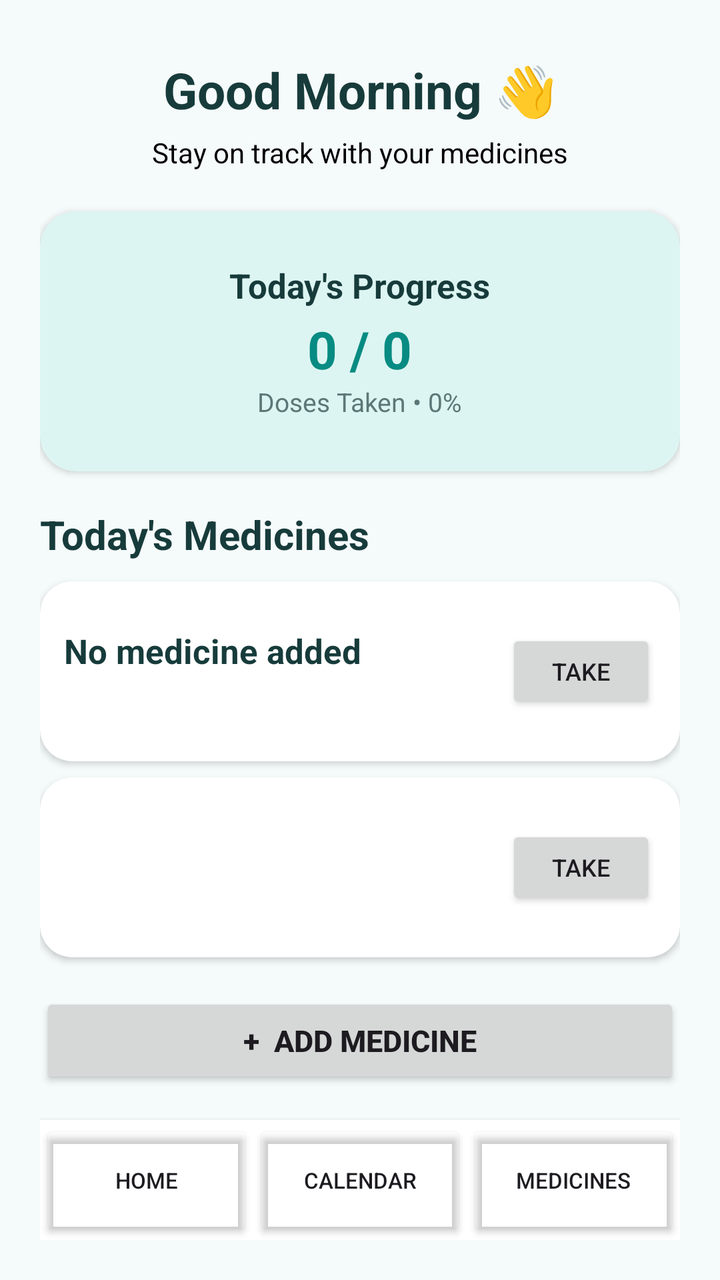
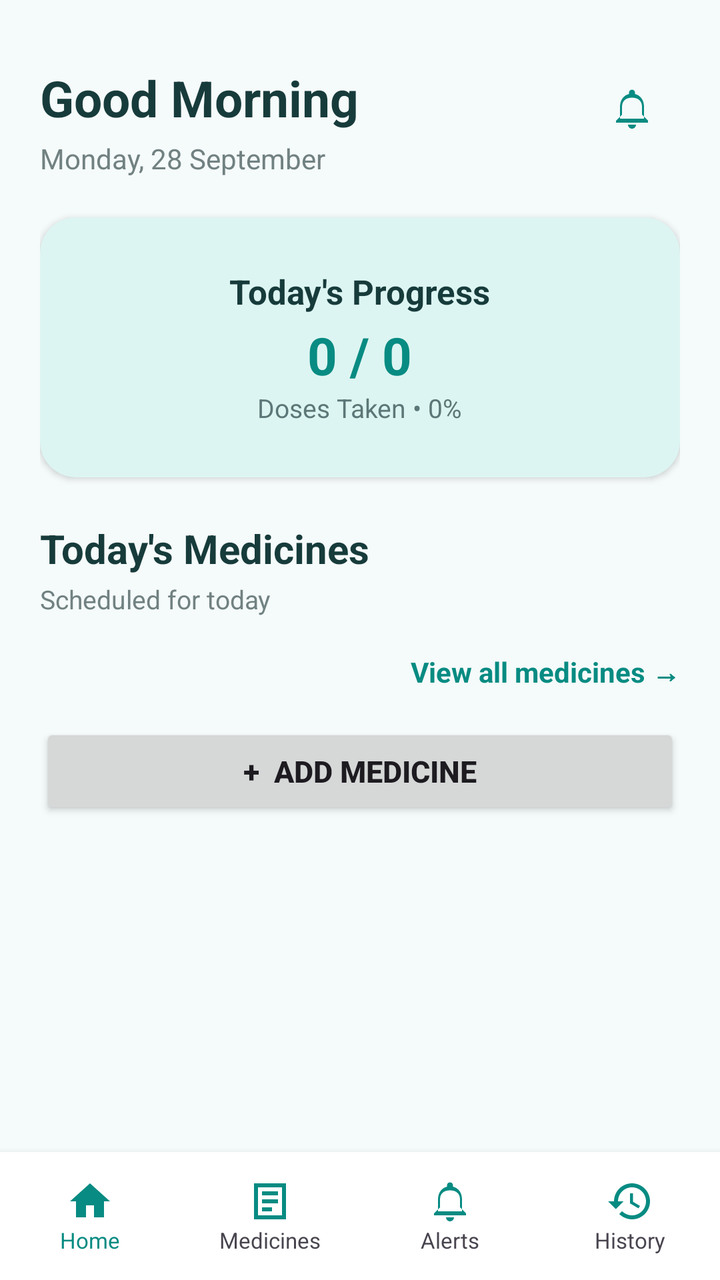

The first picture is an Android layout as it rendered before a commit; the second is the same layout after the commit. The layout source and the unified diff follow.
<!-- AndroidManifest.xml: application theme Theme.MediCare -->
<!-- res/layout/activity_home.xml -->
<?xml version="1.0" encoding="utf-8"?>
<androidx.constraintlayout.widget.ConstraintLayout
    xmlns:android="http://schemas.android.com/apk/res/android"
    xmlns:app="http://schemas.android.com/apk/res-auto"
    android:layout_width="match_parent"
    android:layout_height="match_parent"
    android:background="#F5FAFA"
    android:padding="20dp">

    <TextView
        android:id="@+id/tvGreeting"
        android:layout_width="wrap_content"
        android:layout_height="wrap_content"
        android:layout_marginTop="8dp"
        android:text="Good Morning 👋"
        android:textColor="#173B3B"
        android:textSize="25sp"
        android:textStyle="bold"
        app:layout_constraintEnd_toEndOf="parent"
        app:layout_constraintStart_toStartOf="parent"
        app:layout_constraintTop_toTopOf="parent" />

    <TextView
        android:id="@+id/tvSubtitle"
        android:layout_width="wrap_content"
        android:layout_height="wrap_content"
        android:layout_marginTop="5dp"
        android:text="Stay on track with your medicines"
        android:textColor="#000000"
        android:textSize="14sp"
        app:layout_constraintEnd_toEndOf="parent"
        app:layout_constraintStart_toStartOf="parent"
        app:layout_constraintTop_toBottomOf="@id/tvGreeting" />

    <androidx.cardview.widget.CardView
        android:id="@+id/cardProgress"
        android:layout_width="0dp"
        android:layout_height="130dp"
        android:layout_marginTop="20dp"
        app:cardBackgroundColor="#DDF5F2"
        app:cardCornerRadius="18dp"
        app:cardElevation="2dp"
        app:layout_constraintEnd_toEndOf="parent"
        app:layout_constraintStart_toStartOf="parent"
        app:layout_constraintTop_toBottomOf="@id/tvSubtitle">

        <LinearLayout
            android:layout_width="match_parent"
            android:layout_height="match_parent"
            android:gravity="center"
            android:orientation="vertical"
            android:padding="10dp">

            <TextView
                android:layout_width="wrap_content"
                android:layout_height="wrap_content"
                android:text="Today's Progress"
                android:textColor="#173B3B"
                android:textSize="17sp"
                android:textStyle="bold" />

            <TextView
                android:id="@+id/tvProgress"
                android:layout_width="wrap_content"
                android:layout_height="wrap_content"
                android:layout_marginTop="3dp"
                android:text="0 / 0"
                android:textColor="#078B82"
                android:textSize="26sp"
                android:textStyle="bold" />

            <TextView
                android:id="@+id/tvProgressPercent"
                android:layout_width="wrap_content"
                android:layout_height="wrap_content"
                android:text="Doses Taken • 0%"
                android:textColor="#5C7777"
                android:textSize="13sp" />

        </LinearLayout>

    </androidx.cardview.widget.CardView>

    <TextView
        android:id="@+id/tvMedicinesTitle"
        android:layout_width="wrap_content"
        android:layout_height="wrap_content"
        android:layout_marginTop="18dp"
        android:text="Today's Medicines"
        android:textColor="#173B3B"
        android:textSize="20sp"
        android:textStyle="bold"
        app:layout_constraintStart_toStartOf="parent"
        app:layout_constraintTop_toBottomOf="@id/cardProgress" />

    <androidx.cardview.widget.CardView
        android:id="@+id/cardMedicine1"
        android:layout_width="0dp"
        android:layout_height="90dp"
        android:layout_marginTop="10dp"
        app:cardCornerRadius="16dp"
        app:cardElevation="2dp"
        app:layout_constraintEnd_toEndOf="parent"
        app:layout_constraintStart_toStartOf="parent"
        app:layout_constraintTop_toBottomOf="@id/tvMedicinesTitle">

        <LinearLayout
            android:layout_width="match_parent"
            android:layout_height="match_parent"
            android:gravity="center_vertical"
            android:orientation="horizontal"
            android:padding="12dp">

            <LinearLayout
                android:layout_width="0dp"
                android:layout_height="wrap_content"
                android:layout_weight="1"
                android:orientation="vertical">

                <TextView
                    android:id="@+id/tvMedicine1Name"
                    android:layout_width="wrap_content"
                    android:layout_height="wrap_content"
                    android:text="No medicine added"
                    android:textColor="#173B3B"
                    android:textSize="17sp"
                    android:textStyle="bold" />

                <TextView
                    android:id="@+id/tvMedicine1Details"
                    android:layout_width="wrap_content"
                    android:layout_height="wrap_content"
                    android:layout_marginTop="3dp"
                    android:text=""
                    android:textColor="#718181"
                    android:textSize="13sp" />

            </LinearLayout>

            <Button
                android:id="@+id/btnTake1"
                android:layout_width="75dp"
                android:layout_height="42dp"
                android:text="Take"
                android:textSize="12sp" />

        </LinearLayout>

    </androidx.cardview.widget.CardView>

    <androidx.cardview.widget.CardView
        android:id="@+id/cardMedicine2"
        android:layout_width="0dp"
        android:layout_height="90dp"
        android:layout_marginTop="8dp"
        app:cardCornerRadius="16dp"
        app:cardElevation="2dp"
        app:layout_constraintEnd_toEndOf="parent"
        app:layout_constraintStart_toStartOf="parent"
        app:layout_constraintTop_toBottomOf="@id/cardMedicine1">

        <LinearLayout
            android:layout_width="match_parent"
            android:layout_height="match_parent"
            android:gravity="center_vertical"
            android:orientation="horizontal"
            android:padding="12dp">

            <LinearLayout
                android:layout_width="0dp"
                android:layout_height="wrap_content"
                android:layout_weight="1"
                android:orientation="vertical">

                <TextView
                    android:id="@+id/tvMedicine2Name"
                    android:layout_width="wrap_content"
                    android:layout_height="wrap_content"
                    android:text=""
                    android:textColor="#173B3B"
                    android:textSize="17sp"
                    android:textStyle="bold" />

                <TextView
                    android:id="@+id/tvMedicine2Details"
                    android:layout_width="wrap_content"
                    android:layout_height="wrap_content"
                    android:layout_marginTop="3dp"
                    android:text=""
                    android:textColor="#718181"
                    android:textSize="13sp" />

            </LinearLayout>

            <Button
                android:id="@+id/btnTake2"
                android:layout_width="75dp"
                android:layout_height="42dp"
                android:text="Take"
                android:textSize="12sp" />

        </LinearLayout>

    </androidx.cardview.widget.CardView>

    <Button
        android:id="@+id/btnAddMedicine"
        android:layout_width="0dp"
        android:layout_height="48dp"
        android:layout_marginTop="12dp"
        android:layout_marginBottom="10dp"
        android:text="+  Add Medicine"
        android:textSize="15sp"
        android:textStyle="bold"
        app:layout_constraintBottom_toTopOf="@id/bottomNavigation"
        app:layout_constraintEnd_toEndOf="parent"
        app:layout_constraintStart_toStartOf="parent"
        app:layout_constraintTop_toBottomOf="@id/cardMedicine2" />

    <LinearLayout
        android:id="@+id/bottomNavigation"
        android:layout_width="0dp"
        android:layout_height="60dp"
        android:background="#FFFFFF"
        android:elevation="4dp"
        android:gravity="center"
        android:orientation="horizontal"
        app:layout_constraintBottom_toBottomOf="parent"
        app:layout_constraintEnd_toEndOf="parent"
        app:layout_constraintStart_toStartOf="parent">

        <Button
            android:id="@+id/btnHome"
            android:layout_width="0dp"
            android:layout_height="match_parent"
            android:layout_weight="1"
            android:backgroundTint="@android:color/transparent"
            android:text="Home"
            android:textSize="11sp" />

        <Button
            android:id="@+id/btnCalendar"
            android:layout_width="0dp"
            android:layout_height="match_parent"
            android:layout_weight="1"
            android:backgroundTint="@android:color/transparent"
            android:text="Calendar"
            android:textSize="11sp" />

        <Button
            android:id="@+id/btnMedicines"
            android:layout_width="0dp"
            android:layout_height="match_parent"
            android:layout_weight="1"
            android:backgroundTint="@android:color/transparent"
            android:text="Medicines"
            android:textSize="11sp" />

        <Button
            android:id="@+id/btnProfile"
            android:layout_width="0dp"
            android:layout_height="match_parent"
            android:backgroundTint="@android:color/transparent"
            android:text="Profile"
            android:textSize="11sp" />

    </LinearLayout>

</androidx.constraintlayout.widget.ConstraintLayout>
<!-- resources referenced by this layout -->
<resources>
  <style name="Theme.MediCare" parent="Base.Theme.MediCare" />
  <style name="Base.Theme.MediCare" parent="Theme.Material3.DayNight.NoActionBar">
          
          
      </style>
</resources>

<!-- the commit's change to res/layout/activity_home.xml (unified diff, before → after) -->
@@ -4,265 +4,298 @@
     xmlns:app="http://schemas.android.com/apk/res-auto"
     android:layout_width="match_parent"
     android:layout_height="match_parent"
-    android:background="#F5FAFA"
-    android:padding="20dp">
-
-    <TextView
-        android:id="@+id/tvGreeting"
-        android:layout_width="wrap_content"
-        android:layout_height="wrap_content"
-        android:layout_marginTop="8dp"
-        android:text="Good Morning 👋"
-        android:textColor="#173B3B"
-        android:textSize="25sp"
-        android:textStyle="bold"
-        app:layout_constraintEnd_toEndOf="parent"
+    android:background="#F5FAFA">
+
+    <ScrollView
+        android:layout_width="0dp"
+        android:layout_height="0dp"
+        android:fillViewport="true"
+        app:layout_constraintTop_toTopOf="parent"
+        app:layout_constraintBottom_toTopOf="@id/bottomNavigation"
         app:layout_constraintStart_toStartOf="parent"
-        app:layout_constraintTop_toTopOf="parent" />
-
-    <TextView
-        android:id="@+id/tvSubtitle"
-        android:layout_width="wrap_content"
-        android:layout_height="wrap_content"
-        android:layout_marginTop="5dp"
-        android:text="Stay on track with your medicines"
-        android:textColor="#000000"
-        android:textSize="14sp"
-        app:layout_constraintEnd_toEndOf="parent"
-        app:layout_constraintStart_toStartOf="parent"
-        app:layout_constraintTop_toBottomOf="@id/tvGreeting" />
-
-    <androidx.cardview.widget.CardView
-        android:id="@+id/cardProgress"
-        android:layout_width="0dp"
-        android:layout_height="130dp"
-        android:layout_marginTop="20dp"
-        app:cardBackgroundColor="#DDF5F2"
-        app:cardCornerRadius="18dp"
-        app:cardElevation="2dp"
-        app:layout_constraintEnd_toEndOf="parent"
-        app:layout_constraintStart_toStartOf="parent"
-        app:layout_constraintTop_toBottomOf="@id/tvSubtitle">
+        app:layout_constraintEnd_toEndOf="parent">
 
         <LinearLayout
             android:layout_width="match_parent"
-            android:layout_height="match_parent"
-            android:gravity="center"
+            android:layout_height="wrap_content"
             android:orientation="vertical"
-            android:padding="10dp">
-
-            <TextView
-                android:layout_width="wrap_content"
-                android:layout_height="wrap_content"
-                android:text="Today's Progress"
+            android:padding="20dp">
+
+            <LinearLayout
+                android:layout_width="match_parent"
+                android:layout_height="wrap_content"
+                android:gravity="center_vertical"
+                android:orientation="horizontal">
+
+                <LinearLayout
+                    android:layout_width="0dp"
+                    android:layout_height="wrap_content"
+                    android:layout_weight="1"
+                    android:orientation="vertical">
+
+                    <TextView
+                        android:id="@+id/tvGreeting"
+                        android:layout_width="wrap_content"
+                        android:layout_height="wrap_content"
+                        android:text="Good Morning"
+                        android:textColor="#173B3B"
+                        android:textSize="25sp"
+                        android:textStyle="bold"
+                        android:layout_marginTop="12dp"/>
+
+                    <TextView
+                        android:id="@+id/tvDate"
+                        android:layout_width="wrap_content"
+                        android:layout_height="wrap_content"
+                        android:layout_marginTop="4dp"
+                        android:text="Monday, 28 September"
+                        android:textColor="#718181"
+                        android:textSize="14sp" />
+
+                </LinearLayout>
+
+                <ImageButton
+                    android:id="@+id/btnNotifications"
+                    android:layout_width="48dp"
+                    android:layout_height="48dp"
+                    android:background="?attr/selectableItemBackgroundBorderless"
+                    android:contentDescription="Notifications"
+                    android:padding="12dp"
+                    android:src="@drawable/ic_notifications" />
+
+            </LinearLayout>
+
+            <androidx.cardview.widget.CardView
+                android:id="@+id/cardProgress"
+                android:layout_width="match_parent"
+                android:layout_height="130dp"
+                android:layout_marginTop="20dp"
+                app:cardBackgroundColor="#DDF5F2"
+                app:cardCornerRadius="18dp"
+                app:cardElevation="2dp">
+
+                <LinearLayout
+                    android:layout_width="match_parent"
+                    android:layout_height="match_parent"
+                    android:gravity="center"
+                    android:orientation="vertical"
+                    android:padding="10dp">
+
+                    <TextView
+                        android:layout_width="wrap_content"
+                        android:layout_height="wrap_content"
+                        android:text="Today's Progress"
+                        android:textColor="#173B3B"
+                        android:textSize="17sp"
+                        android:textStyle="bold" />
+
+                    <TextView
+                        android:id="@+id/tvProgress"
+                        android:layout_width="wrap_content"
+                        android:layout_height="wrap_content"
+                        android:layout_marginTop="3dp"
+                        android:text="0 / 0"
+                        android:textColor="#078B82"
+                        android:textSize="26sp"
+                        android:textStyle="bold" />
+
+                    <TextView
+                        android:id="@+id/tvProgressPercent"
+                        android:layout_width="wrap_content"
+                        android:layout_height="wrap_content"
+                        android:text="Doses Taken • 0%"
+                        android:textColor="#5C7777"
+                        android:textSize="13sp" />
+
+                </LinearLayout>
+
+            </androidx.cardview.widget.CardView>
+
+            <TextView
+                android:id="@+id/tvMedicinesTitle"
+                android:layout_width="wrap_content"
+                android:layout_height="wrap_content"
+                android:layout_marginTop="22dp"
+                android:text="Today's Medicines"
                 android:textColor="#173B3B"
-                android:textSize="17sp"
+                android:textSize="20sp"
                 android:textStyle="bold" />
 
             <TextView
-                android:id="@+id/tvProgress"
+                android:id="@+id/tvMedicineDate"
                 android:layout_width="wrap_content"
                 android:layout_height="wrap_content"
                 android:layout_marginTop="3dp"
-                android:text="0 / 0"
-                android:textColor="#078B82"
-                android:textSize="26sp"
-                android:textStyle="bold" />
-
-            <TextView
-                android:id="@+id/tvProgressPercent"
-                android:layout_width="wrap_content"
-                android:layout_height="wrap_content"
-                android:text="Doses Taken • 0%"
-                android:textColor="#5C7777"
+                android:text="Scheduled for today"
+                android:textColor="#718181"
                 android:textSize="13sp" />
 
-        </LinearLayout>
-
-    </androidx.cardview.widget.CardView>
-
-    <TextView
-        android:id="@+id/tvMedicinesTitle"
-        android:layout_width="wrap_content"
-        android:layout_height="wrap_content"
-        android:layout_marginTop="18dp"
-        android:text="Today's Medicines"
-        android:textColor="#173B3B"
-        android:textSize="20sp"
-        android:textStyle="bold"
-        app:layout_constraintStart_toStartOf="parent"
-        app:layout_constraintTop_toBottomOf="@id/cardProgress" />
-
-    <androidx.cardview.widget.CardView
-        android:id="@+id/cardMedicine1"
-        android:layout_width="0dp"
-        android:layout_height="90dp"
-        android:layout_marginTop="10dp"
-        app:cardCornerRadius="16dp"
-        app:cardElevation="2dp"
-        app:layout_constraintEnd_toEndOf="parent"
-        app:layout_constraintStart_toStartOf="parent"
-        app:layout_constraintTop_toBottomOf="@id/tvMedicinesTitle">
-
-        <LinearLayout
-            android:layout_width="match_parent"
-            android:layout_height="match_parent"
-            android:gravity="center_vertical"
-            android:orientation="horizontal"
-            android:padding="12dp">
+            <androidx.recyclerview.widget.RecyclerView
+                android:id="@+id/rvTodayMedicines"
+                android:layout_width="match_parent"
+                android:layout_height="wrap_content"
+                android:layout_marginTop="10dp"
+                android:nestedScrollingEnabled="false" />
 
             <LinearLayout
-                android:layout_width="0dp"
-                android:layout_height="wrap_content"
-                android:layout_weight="1"
-                android:orientation="vertical">
+                android:id="@+id/emptyMedicineState"
+                android:layout_width="match_parent"
+                android:layout_height="180dp"
+                android:layout_marginTop="10dp"
+                android:gravity="center"
+                android:orientation="vertical"
+                android:visibility="gone">
+
+                <ImageView
+                    android:layout_width="48dp"
+                    android:layout_height="48dp"
+                    android:contentDescription="No medicines"
+                    android:src="@drawable/ic_medicine" />
 
                 <TextView
-                    android:id="@+id/tvMedicine1Name"
                     android:layout_width="wrap_content"
                     android:layout_height="wrap_content"
-                    android:text="No medicine added"
+                    android:layout_marginTop="10dp"
+                    android:text="No medicines scheduled"
                     android:textColor="#173B3B"
                     android:textSize="17sp"
                     android:textStyle="bold" />
 
                 <TextView
-                    android:id="@+id/tvMedicine1Details"
                     android:layout_width="wrap_content"
                     android:layout_height="wrap_content"
-                    android:layout_marginTop="3dp"
-                    android:text=""
+                    android:layout_marginTop="4dp"
+                    android:text="You're all set for today!"
                     android:textColor="#718181"
                     android:textSize="13sp" />
 
             </LinearLayout>
 
+            <TextView
+                android:id="@+id/tvViewAllMedicines"
+                android:layout_width="wrap_content"
+                android:layout_height="wrap_content"
+                android:layout_gravity="end"
+                android:layout_marginTop="8dp"
+                android:text="View all medicines →"
+                android:textColor="#078B82"
+                android:textSize="14sp"
+                android:textStyle="bold" />
+
             <Button
-                android:id="@+id/btnTake1"
-                android:layout_width="75dp"
-                android:layout_height="42dp"
-                android:text="Take"
-                android:textSize="12sp" />
-
-        </LinearLayout>
-
-    </androidx.cardview.widget.CardView>
-
-    <androidx.cardview.widget.CardView
-        android:id="@+id/cardMedicine2"
-        android:layout_width="0dp"
-        android:layout_height="90dp"
-        android:layout_marginTop="8dp"
-        app:cardCornerRadius="16dp"
-        app:cardElevation="2dp"
-        app:layout_constraintEnd_toEndOf="parent"
-        app:layout_constraintStart_toStartOf="parent"
-        app:layout_constraintTop_toBottomOf="@id/cardMedicine1">
-
-        <LinearLayout
-            android:layout_width="match_parent"
-            android:layout_height="match_parent"
-            android:gravity="center_vertical"
-            android:orientation="horizontal"
-            android:padding="12dp">
-
-            <LinearLayout
-                android:layout_width="0dp"
-                android:layout_height="wrap_content"
-                android:layout_weight="1"
-                android:orientation="vertical">
-
-                <TextView
-                    android:id="@+id/tvMedicine2Name"
-                    android:layout_width="wrap_content"
-                    android:layout_height="wrap_content"
-                    android:text=""
-                    android:textColor="#173B3B"
-                    android:textSize="17sp"
-                    android:textStyle="bold" />
-
-                <TextView
-                    android:id="@+id/tvMedicine2Details"
-                    android:layout_width="wrap_content"
-                    android:layout_height="wrap_content"
-                    android:layout_marginTop="3dp"
-                    android:text=""
-                    android:textColor="#718181"
-                    android:textSize="13sp" />
-
-            </LinearLayout>
-
-            <Button
-                android:id="@+id/btnTake2"
-                android:layout_width="75dp"
-                android:layout_height="42dp"
-                android:text="Take"
-                android:textSize="12sp" />
-
-        </LinearLayout>
-
-    </androidx.cardview.widget.CardView>
-
-    <Button
-        android:id="@+id/btnAddMedicine"
-        android:layout_width="0dp"
-        android:layout_height="48dp"
-        android:layout_marginTop="12dp"
-        android:layout_marginBottom="10dp"
-        android:text="+  Add Medicine"
-        android:textSize="15sp"
-        android:textStyle="bold"
-        app:layout_constraintBottom_toTopOf="@id/bottomNavigation"
-        app:layout_constraintEnd_toEndOf="parent"
-        app:layout_constraintStart_toStartOf="parent"
-        app:layout_constraintTop_toBottomOf="@id/cardMedicine2" />
+                android:id="@+id/btnAddMedicine"
+                android:layout_width="match_parent"
+                android:layout_height="48dp"
+                android:layout_marginTop="16dp"
+                android:layout_marginBottom="10dp"
+                android:text="+  Add Medicine"
+                android:textSize="15sp"
+                android:textStyle="bold" />
+
+        </LinearLayout>
+
+    </ScrollView>
 
     <LinearLayout
         android:id="@+id/bottomNavigation"
         android:layout_width="0dp"
-        android:layout_height="60dp"
+        android:layout_height="64dp"
         android:background="#FFFFFF"
-        android:elevation="4dp"
+        android:elevation="6dp"
         android:gravity="center"
         android:orientation="horizontal"
         app:layout_constraintBottom_toBottomOf="parent"
         app:layout_constraintEnd_toEndOf="parent"
         app:layout_constraintStart_toStartOf="parent">
 
-        <Button
-            android:id="@+id/btnHome"
+        <LinearLayout
+            android:id="@+id/navHome"
             android:layout_width="0dp"
             android:layout_height="match_parent"
             android:layout_weight="1"
-            android:backgroundTint="@android:color/transparent"
-            android:text="Home"
-            android:textSize="11sp" />
-
-        <Button
-            android:id="@+id/btnCalendar"
+            android:gravity="center"
+            android:orientation="vertical">
+
+            <ImageView
+                android:layout_width="24dp"
+                android:layout_height="24dp"
+                android:contentDescription="Home"
+                android:src="@drawable/ic_home" />
+
+            <TextView
+                android:layout_width="wrap_content"
+                android:layout_height="wrap_content"
+                android:text="Home"
+                android:textColor="#078B82"
+                android:textSize="11sp" />
+
+        </LinearLayout>
+
+        <LinearLayout
+            android:id="@+id/navMedicines"
             android:layout_width="0dp"
             android:layout_height="match_parent"
             android:layout_weight="1"
-            android:backgroundTint="@android:color/transparent"
-            android:text="Calendar"
-            android:textSize="11sp" />
-
-        <Button
-            android:id="@+id/btnMedicines"
+            android:gravity="center"
+            android:orientation="vertical">
+
+            <ImageView
+                android:layout_width="24dp"
+                android:layout_height="24dp"
+                android:contentDescription="My Medicines"
+                android:src="@drawable/ic_medicine" />
+
+            <TextView
+                android:layout_width="wrap_content"
+                android:layout_height="wrap_content"
+                android:text="Medicines"
+                android:textSize="11sp" />
+
+        </LinearLayout>
+
+        <LinearLayout
+            android:id="@+id/navNotifications"
             android:layout_width="0dp"
             android:layout_height="match_parent"
             android:layout_weight="1"
-            android:backgroundTint="@android:color/transparent"
-            android:text="Medicines"
-            android:textSize="11sp" />
-
-        <Button
-            android:id="@+id/btnProfile"
+            android:gravity="center"
+            android:orientation="vertical">
+
+            <ImageView
+                android:layout_width="24dp"
+                android:layout_height="24dp"
+                android:contentDescription="Alerts"
+                android:src="@drawable/ic_notifications" />
+
+            <TextView
+                android:layout_width="wrap_content"
+                android:layout_height="wrap_content"
+                android:text="Alerts"
+                android:textSize="11sp" />
+
+        </LinearLayout>
+
+        <LinearLayout
+            android:id="@+id/navHistory"
             android:layout_width="0dp"
             android:layout_height="match_parent"
-            android:backgroundTint="@android:color/transparent"
-            android:text="Profile"
-            android:textSize="11sp" />
+            android:layout_weight="1"
+            android:gravity="center"
+            android:orientation="vertical">
+
+            <ImageView
+                android:layout_width="24dp"
+                android:layout_height="24dp"
+                android:contentDescription="History"
+                android:src="@drawable/ic_history" />
+
+            <TextView
+                android:layout_width="wrap_content"
+                android:layout_height="wrap_content"
+                android:text="History"
+                android:textSize="11sp" />
+
+        </LinearLayout>
 
     </LinearLayout>
 
<!-- resource entries referenced after the edit -->
@@ -1,5 +1,53 @@
 <!-- resources referenced by this layout -->
 <resources>
+  <!-- drawable ic_history (drawable) -->
+  <vector xmlns:android="http://schemas.android.com/apk/res/android"
+      android:width="24dp"
+      android:height="24dp"
+      android:viewportWidth="24"
+      android:viewportHeight="24">
+  
+      <path
+          android:fillColor="#078B82"
+          android:pathData="M13,3c-4.97,0 -9,4.03 -9,9H1l3.89,3.89L8.78,12H6c0,-3.87 3.13,-7 7,-7s7,3.13 7,7 -3.13,7 -7,7c-1.93,0 -3.68,-0.79 -4.95,-2.05l-1.42,1.42C8.27,19.91 10.5,21 13,21c4.97,0 9,-4.03 9,-9s-4.03,-9 -9,-9zM12,8v5l4.25,2.52 0.75,-1.23 -3.5,-2.08V8H12z" />
+  
+  </vector>
+  <!-- drawable ic_home (drawable) -->
+  <vector xmlns:android="http://schemas.android.com/apk/res/android"
+      android:width="24dp"
+      android:height="24dp"
+      android:viewportWidth="24"
+      android:viewportHeight="24">
+  
+      <path
+          android:fillColor="#078B82"
+          android:pathData="M10,20v-6h4v6h5v-8h3L12,3 2,12h3v8z" />
+  
+  </vector>
+  <!-- drawable ic_medicine (drawable) -->
+  <vector xmlns:android="http://schemas.android.com/apk/res/android"
+      android:width="24dp"
+      android:height="24dp"
+      android:viewportWidth="24"
+      android:viewportHeight="24">
+  
+      <path
+          android:fillColor="#078B82"
+          android:pathData="M4,3h16v18H4zM6,5v14h12V5zM8,7h8v2H8zM8,11h8v2H8zM8,15h5v2H8z" />
+  
+  </vector>
+  <!-- drawable ic_notifications (drawable) -->
+  <vector xmlns:android="http://schemas.android.com/apk/res/android"
+      android:width="24dp"
+      android:height="24dp"
+      android:viewportWidth="24"
+      android:viewportHeight="24">
+  
+      <path
+          android:fillColor="#078B82"
+          android:pathData="M12,22c1.1,0 1.99,-0.9 1.99,-2h-3.98c0,1.1 0.89,2 1.99,2zM18,16v-5c0,-3.07 -1.63,-5.64 -4.5,-6.32V4c0,-0.83 -0.67,-1.5 -1.5,-1.5S10.5,3.17 10.5,4v0.68C7.64,5.36 6,7.92 6,11v5l-2,2v1h16v-1l-2,-2zM18,17H6v-1l1,-1v-4c0,-2.48 1.51,-4.5 5,-4.5s5,2.02 5,4.5v4l1,1v1z" />
+  
+  </vector>
   <style name="Theme.MediCare" parent="Base.Theme.MediCare" />
   <style name="Base.Theme.MediCare" parent="Theme.Material3.DayNight.NoActionBar">
           
